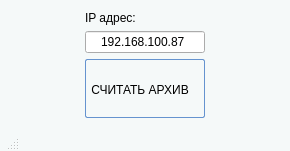
This is mainwindow.ui in atikbif/CanSnifferGUI as Qt 5 draws it before an edit. The edited form follows.
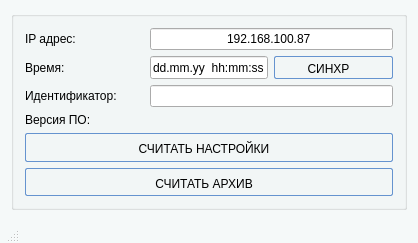
This is the edited form.

What changed in the file:
```diff
--- a/mainwindow.ui
+++ b/mainwindow.ui
@@ -6,8 +6,8 @@
    <rect>
     <x>0</x>
     <y>0</y>
-    <width>290</width>
-    <height>146</height>
+    <width>418</width>
+    <height>243</height>
    </rect>
   </property>
   <property name="windowTitle">
@@ -19,42 +19,34 @@
 }</string>
   </property>
   <widget class="QWidget" name="centralWidget">
+   <layout class="QGridLayout" name="gridLayout_2">
+    <item row="0" column="0">
+     <widget class="QGroupBox" name="groupBox_2">
+      <property name="title">
+       <string/>
+      </property>
    <layout class="QGridLayout" name="gridLayout">
-    <item row="4" column="1">
-     <spacer name="verticalSpacer">
-      <property name="orientation">
-       <enum>Qt::Vertical</enum>
-      </property>
-      <property name="sizeHint" stdset="0">
-       <size>
-        <width>20</width>
-        <height>40</height>
-       </size>
-      </property>
-     </spacer>
-    </item>
-    <item row="2" column="2">
-     <spacer name="horizontalSpacer">
-      <property name="orientation">
-       <enum>Qt::Horizontal</enum>
-      </property>
-      <property name="sizeHint" stdset="0">
-       <size>
-        <width>40</width>
-        <height>20</height>
-       </size>
-      </property>
-     </spacer>
-    </item>
-    <item row="0" column="1">
+       <item row="0" column="0">
      <widget class="QLabel" name="label">
+         <property name="sizePolicy">
+          <sizepolicy hsizetype="Preferred" vsizetype="Minimum">
+           <horstretch>0</horstretch>
+           <verstretch>1</verstretch>
+          </sizepolicy>
+         </property>
       <property name="text">
        <string>IP адрес:</string>
       </property>
      </widget>
     </item>
-    <item row="1" column="1">
+       <item row="0" column="1" colspan="2">
      <widget class="QLineEdit" name="lineEditIP">
+         <property name="sizePolicy">
+          <sizepolicy hsizetype="Expanding" vsizetype="Minimum">
+           <horstretch>0</horstretch>
+           <verstretch>1</verstretch>
+          </sizepolicy>
+         </property>
       <property name="inputMask">
        <string>000.000.000.000</string>
       </property>
@@ -64,23 +56,116 @@
       <property name="alignment">
        <set>Qt::AlignCenter</set>
       </property>
+         <property name="readOnly">
+          <bool>false</bool>
+         </property>
+        </widget>
+       </item>
+       <item row="1" column="1">
+        <widget class="QLineEdit" name="lineEditTime">
+         <property name="sizePolicy">
+          <sizepolicy hsizetype="Expanding" vsizetype="Preferred">
+           <horstretch>0</horstretch>
+           <verstretch>1</verstretch>
+          </sizepolicy>
+         </property>
+         <property name="text">
+          <string>dd.mm.yy  hh:mm:ss</string>
+         </property>
+         <property name="alignment">
+          <set>Qt::AlignCenter</set>
+         </property>
+         <property name="readOnly">
+          <bool>true</bool>
+         </property>
+        </widget>
+       </item>
+       <item row="1" column="2">
+        <widget class="QPushButton" name="pushButtonSyncTime">
+         <property name="sizePolicy">
+          <sizepolicy hsizetype="Minimum" vsizetype="Preferred">
+           <horstretch>0</horstretch>
+           <verstretch>1</verstretch>
+          </sizepolicy>
+         </property>
+         <property name="styleSheet">
+          <string notr="true">QPushButton {
+        border: 1px solid #6593cf;
+        border-radius: 2px;
+        padding: 5px 15px 2px 5px;
+        background: qlineargradient(x1 : 0, y1 : 0, x2 : 0, y2 :   1, stop :   0.0 #f5f9f0,
+                stop :   0.4 #c7dfe0, stop :   0.6 #afd2e0, stop :   1.0 #c0dbf0);
+        color: #000000;
+        font:large &quot;Arial&quot;;
+}
+
+
+
+
+QPushButton:pressed {
+        background: qlineargradient(x1 : 0, y1 : 0, x2 : 0, y2 :   1, stop :   0.0 #c0dbf0,
+        stop :   0.5 #cfd26f, stop :   0.55 #c7df6f, stop :   1.0 #f5f9f0);
+        padding-top: 2px;
+        padding-left: 3px;
+}
+
+QPushButton:hover {
+		background: qlineargradient(x1 : 0, y1 : 1, x2 : 0, y2 :   0, stop :   0.0 #f5f9f0,
+                stop :   0.4 #c7dfe0, stop :   0.6 #afd2e0, stop :   1.0 #c0dbf0);
+        padding-top: 2px;
+        padding-left: 3px;
+}</string>
+         </property>
+         <property name="text">
+          <string>СИНХР</string>
+         </property>
      </widget>
     </item>
     <item row="2" column="0">
-     <spacer name="horizontalSpacer_2">
-      <property name="orientation">
-       <enum>Qt::Horizontal</enum>
-      </property>
-      <property name="sizeHint" stdset="0">
-       <size>
-        <width>40</width>
-        <height>20</height>
-       </size>
-      </property>
-     </spacer>
-    </item>
-    <item row="2" column="1">
+        <widget class="QLabel" name="label_3">
+         <property name="text">
+          <string>Идентификатор:</string>
+         </property>
+        </widget>
+       </item>
+       <item row="1" column="0">
+        <widget class="QLabel" name="label_2">
+         <property name="text">
+          <string>Время:</string>
+         </property>
+        </widget>
+       </item>
+       <item row="2" column="1" colspan="2">
+        <widget class="QLineEdit" name="lineEditID">
+         <property name="sizePolicy">
+          <sizepolicy hsizetype="Expanding" vsizetype="Preferred">
+           <horstretch>0</horstretch>
+           <verstretch>1</verstretch>
+          </sizepolicy>
+         </property>
+         <property name="alignment">
+          <set>Qt::AlignCenter</set>
+         </property>
+         <property name="readOnly">
+          <bool>true</bool>
+         </property>
+        </widget>
+       </item>
+       <item row="3" column="0">
+        <widget class="QLabel" name="label_4">
+         <property name="text">
+          <string>Версия ПО:</string>
+         </property>
+        </widget>
+       </item>
+       <item row="5" column="0" colspan="3">
      <widget class="QPushButton" name="pushButtonRead">
+         <property name="sizePolicy">
+          <sizepolicy hsizetype="Preferred" vsizetype="Preferred">
+           <horstretch>1</horstretch>
+           <verstretch>5</verstretch>
+          </sizepolicy>
+         </property>
       <property name="styleSheet">
        <string notr="true">QPushButton {
         border: 1px solid #6593cf;
@@ -90,7 +175,6 @@
                 stop :   0.4 #c7dfe0, stop :   0.6 #afd2e0, stop :   1.0 #c0dbf0);
         color: #000000;
         font:large &quot;Arial&quot;;
-        height: 50px;
 }
 
 
@@ -116,6 +200,57 @@
       <property name="flat">
        <bool>false</bool>
       </property>
+        </widget>
+       </item>
+       <item row="3" column="1">
+        <widget class="QLabel" name="label_version">
+         <property name="text">
+          <string/>
+         </property>
+        </widget>
+       </item>
+       <item row="4" column="0" colspan="3">
+        <widget class="QPushButton" name="pushButtonReadConf">
+         <property name="sizePolicy">
+          <sizepolicy hsizetype="Preferred" vsizetype="Preferred">
+           <horstretch>1</horstretch>
+           <verstretch>5</verstretch>
+          </sizepolicy>
+         </property>
+         <property name="styleSheet">
+          <string notr="true">QPushButton {
+        border: 1px solid #6593cf;
+        border-radius: 2px;
+        padding: 5px 15px 2px 5px;
+        background: qlineargradient(x1 : 0, y1 : 0, x2 : 0, y2 :   1, stop :   0.0 #f5f9f0,
+                stop :   0.4 #c7dfe0, stop :   0.6 #afd2e0, stop :   1.0 #c0dbf0);
+        color: #000000;
+        font:large &quot;Arial&quot;;
+}
+
+
+
+
+QPushButton:pressed {
+        background: qlineargradient(x1 : 0, y1 : 0, x2 : 0, y2 :   1, stop :   0.0 #c0dbf0,
+        stop :   0.5 #cfd26f, stop :   0.55 #c7df6f, stop :   1.0 #f5f9f0);
+        padding-top: 2px;
+        padding-left: 3px;
+}
+
+QPushButton:hover {
+		background: qlineargradient(x1 : 0, y1 : 1, x2 : 0, y2 :   0, stop :   0.0 #f5f9f0,
+                stop :   0.4 #c7dfe0, stop :   0.6 #afd2e0, stop :   1.0 #c0dbf0);
+        padding-top: 2px;
+        padding-left: 3px;
+}</string>
+         </property>
+         <property name="text">
+          <string>СЧИТАТЬ НАСТРОЙКИ</string>
+         </property>
+        </widget>
+       </item>
+      </layout>
      </widget>
     </item>
    </layout>
```
Lines whose indentation alone changed are shown as unchanged.
